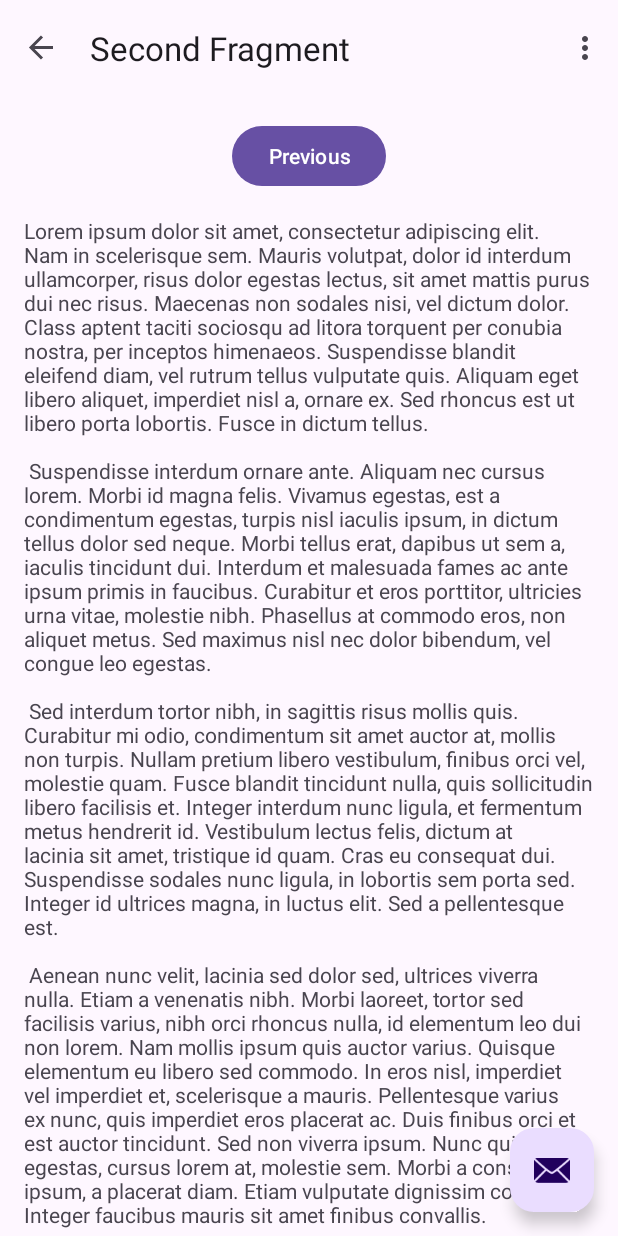
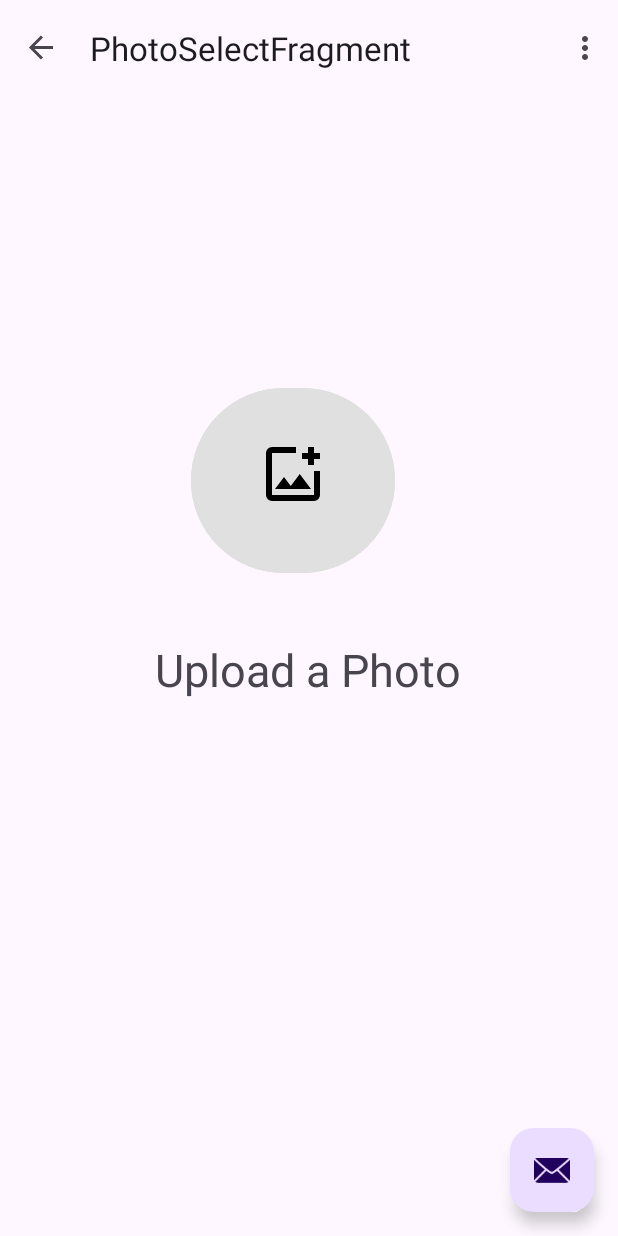
Before and after one commit to skathiresan3/Calorie-Tracker, an Android app: the screen it shows after launch (MainActivity), after a tap on "Analyze Your Meal", on a phone screen of 412 x 824 dp. Run offline under Robolectric (Android 15) with nearby library versions, the phone set to English and light mode, and no system bars; our stand-ins replace navigation-ui.

Commit message:
got the upload photo functionality working

```diff
--- a/app/src/main/java/com/example/calorietracker/HomeFragment.java
+++ b/app/src/main/java/com/example/calorietracker/HomeFragment.java
@@ -31,7 +31,7 @@ public class HomeFragment extends Fragment {
 
         binding.buttonFirst.setOnClickListener(v ->
                 NavHostFragment.findNavController(HomeFragment.this)
-                        .navigate(R.id.action_FirstFragment_to_SecondFragment)
+                        .navigate(R.id.action_FirstFragment_to_PhotoSelectFragment)
         );
     }
 
--- /dev/null
+++ b/app/src/main/java/com/example/calorietracker/PhotoSelectFragment.java
@@ -0,0 +1,95 @@
+package com.example.calorietracker;
+
+import android.os.Bundle;
+
+import androidx.fragment.app.Fragment;
+
+import android.view.LayoutInflater;
+import android.view.View;
+import android.view.ViewGroup;
+import android.app.Activity;
+import android.content.Intent;
+import android.net.Uri;
+import android.provider.MediaStore;
+import android.widget.Toast;
+
+import androidx.annotation.Nullable;
+
+import com.google.android.material.button.MaterialButton;
+
+/**
+ * A simple {@link Fragment} subclass.
+ * Use the {@link PhotoSelectFragment#newInstance} factory method to
+ * create an instance of this fragment.
+ */
+public class PhotoSelectFragment extends Fragment {
+
+    // TODO: Rename parameter arguments, choose names that match
+    // the fragment initialization parameters, e.g. ARG_ITEM_NUMBER
+    private static final String ARG_PARAM1 = "param1";
+    private static final String ARG_PARAM2 = "param2";
+
+
+    // TODO: Rename and change types of parameters
+    private String mParam1;
+    private String mParam2;
+    private static final int PICK_IMAGE_REQUEST = 1;
+    private Uri imageUri;
+
+
+    public PhotoSelectFragment() {
+        // Required empty public constructor
+    }
+
+    /**
+     * Use this factory method to create a new instance of
+     * this fragment using the provided parameters.
+     *
+     * @param param1 Parameter 1.
+     * @param param2 Parameter 2.
+     * @return A new instance of fragment PhotoSelectFragment.
+     */
+    // TODO: Rename and change types and number of parameters
+    public static PhotoSelectFragment newInstance(String param1, String param2) {
+        PhotoSelectFragment fragment = new PhotoSelectFragment();
+        Bundle args = new Bundle();
+        args.putString(ARG_PARAM1, param1);
+        args.putString(ARG_PARAM2, param2);
+        fragment.setArguments(args);
+        return fragment;
+    }
+
+    @Override
+    public void onCreate(Bundle savedInstanceState) {
+        super.onCreate(savedInstanceState);
+        if (getArguments() != null) {
+            mParam1 = getArguments().getString(ARG_PARAM1);
+            mParam2 = getArguments().getString(ARG_PARAM2);
+        }
+    }
+
+    @Override
+    public View onCreateView(LayoutInflater inflater, ViewGroup container,
+                             Bundle savedInstanceState) {
+        // Inflate the layout for this fragment
+        View view = inflater.inflate(R.layout.fragment_photo_select, container, false);
+
+        MaterialButton uploadPhotoButton = view.findViewById(R.id.uploadPhotoButton);
+        uploadPhotoButton.setOnClickListener(v -> openGallery());
+
+
+        return view;
+    }
+    private void openGallery() {
+        Intent intent = new Intent(Intent.ACTION_PICK, MediaStore.Images.Media.EXTERNAL_CONTENT_URI);
+        startActivityForResult(intent, PICK_IMAGE_REQUEST);
+    }
+    public void onActivityResult(int requestCode, int resultCode, @Nullable Intent data) {
+        super.onActivityResult(requestCode, resultCode, data);
+
+        if (requestCode == PICK_IMAGE_REQUEST && resultCode == Activity.RESULT_OK && data != null) {
+            imageUri = data.getData();
+            Toast.makeText(requireContext(), "Photo selected!", Toast.LENGTH_SHORT).show();
+        }
+    }
+}
--- /dev/null
+++ b/app/src/main/res/drawable/add_photo.xml
@@ -0,0 +1,5 @@
+<vector xmlns:android="http://schemas.android.com/apk/res/android" android:height="24dp" android:tint="#000000" android:viewportHeight="960" android:viewportWidth="960" android:width="24dp">
+
+    <path android:fillColor="@android:color/white" android:pathData="M480,480Q480,480 480,480Q480,480 480,480L480,480Q480,480 480,480Q480,480 480,480L480,480Q480,480 480,480Q480,480 480,480L480,480Q480,480 480,480Q480,480 480,480L480,480Q480,480 480,480Q480,480 480,480Q480,480 480,480Q480,480 480,480ZM200,840Q167,840 143.5,816.5Q120,793 120,760L120,200Q120,167 143.5,143.5Q167,120 200,120L520,120Q520,137 520,157Q520,177 520,200L200,200Q200,200 200,200Q200,200 200,200L200,760Q200,760 200,760Q200,760 200,760L760,760Q760,760 760,760Q760,760 760,760L760,440Q783,440 803,440Q823,440 840,440L840,760Q840,793 816.5,816.5Q793,840 760,840L200,840ZM240,680L720,680L570,480L450,640L360,520L240,680ZM680,360L680,280L600,280L600,200L680,200L680,120L760,120L760,200L840,200L840,280L760,280L760,360L680,360Z"/>
+
+</vector>
--- /dev/null
+++ b/app/src/main/res/drawable/baseline_camera_alt_24.xml
@@ -0,0 +1,7 @@
+<vector xmlns:android="http://schemas.android.com/apk/res/android" android:height="24dp" android:tint="#000000" android:viewportHeight="24" android:viewportWidth="24" android:width="24dp">
+
+    <path android:fillColor="@android:color/white" android:pathData="M12,12m-3.2,0a3.2,3.2 0,1 1,6.4 0a3.2,3.2 0,1 1,-6.4 0"/>
+
+    <path android:fillColor="@android:color/white" android:pathData="M9,2L7.17,4L4,4c-1.1,0 -2,0.9 -2,2v12c0,1.1 0.9,2 2,2h16c1.1,0 2,-0.9 2,-2L22,6c0,-1.1 -0.9,-2 -2,-2h-3.17L15,2L9,2zM12,17c-2.76,0 -5,-2.24 -5,-5s2.24,-5 5,-5 5,2.24 5,5 -2.24,5 -5,5z"/>
+
+</vector>
--- /dev/null
+++ b/app/src/main/res/layout/fragment_photo_select.xml
@@ -0,0 +1,43 @@
+<?xml version="1.0" encoding="utf-8"?>
+<androidx.constraintlayout.widget.ConstraintLayout
+    xmlns:android="http://schemas.android.com/apk/res/android"
+    xmlns:app="http://schemas.android.com/apk/res-auto"
+    xmlns:tools="http://schemas.android.com/tools"
+    android:layout_width="match_parent"
+    android:layout_height="match_parent"
+    tools:context=".PhotoSelectFragment">
+
+    <com.google.android.material.button.MaterialButton
+        android:id="@+id/uploadPhotoButton"
+        android:layout_width="136dp"
+        android:layout_height="131dp"
+        android:backgroundTint="#E0E0E0"
+        android:clickable="true"
+        android:elevation="4dp"
+        android:focusable="true"
+        app:cornerRadius="65dp"
+        app:icon="@drawable/add_photo"
+        app:iconGravity="textTop"
+        app:iconSize="48dp"
+        app:iconTint="@android:color/black"
+        app:layout_constraintBottom_toBottomOf="parent"
+        app:layout_constraintEnd_toEndOf="parent"
+        app:layout_constraintHorizontal_bias="0.461"
+        app:layout_constraintStart_toStartOf="parent"
+        app:layout_constraintTop_toTopOf="parent"
+        app:layout_constraintVertical_bias="0.303"
+        app:rippleColor="@color/teal_200" />
+
+    <TextView
+        android:id="@+id/textView3"
+        android:layout_width="wrap_content"
+        android:layout_height="wrap_content"
+        android:layout_marginTop="40dp"
+        android:text="Upload a Photo"
+        android:textSize="30dp"
+        app:layout_constraintEnd_toEndOf="parent"
+        app:layout_constraintHorizontal_bias="0.498"
+        app:layout_constraintStart_toStartOf="parent"
+        app:layout_constraintTop_toBottomOf="@+id/uploadPhotoButton" />
+
+</androidx.constraintlayout.widget.ConstraintLayout>
--- a/app/src/main/res/navigation/nav_graph.xml
+++ b/app/src/main/res/navigation/nav_graph.xml
@@ -14,6 +14,9 @@
         <action
             android:id="@+id/action_FirstFragment_to_SecondFragment"
             app:destination="@id/SecondFragment" />
+        <action
+            android:id="@+id/action_FirstFragment_to_PhotoSelectFragment"
+            app:destination="@id/PhotoSelectFragment" />
     </fragment>
     <fragment
         android:id="@+id/SecondFragment"
@@ -25,4 +28,9 @@
             android:id="@+id/action_SecondFragment_to_FirstFragment"
             app:destination="@id/FirstFragment" />
     </fragment>
+    <fragment
+        android:id="@+id/PhotoSelectFragment"
+        android:name="com.example.calorietracker.PhotoSelectFragment"
+        android:label="PhotoSelectFragment"
+        tools:layout="@layout/fragment_photo_select" />
 </navigation>
--- a/app/src/main/res/values/colors.xml
+++ b/app/src/main/res/values/colors.xml
@@ -2,4 +2,6 @@
 <resources>
     <color name="black">#FF000000</color>
     <color name="white">#FFFFFFFF</color>
+    <color name="teal_200">#4DB6AC</color>
+
 </resources>
--- a/app/src/main/res/values/strings.xml
+++ b/app/src/main/res/values/strings.xml
@@ -45,4 +45,6 @@
         libero vel nunc consequat, quis tincidunt nisl eleifend. Cras bibendum enim a justo luctus
         vestibulum. Fusce dictum libero quis erat maximus, vitae volutpat diam dignissim.
     </string>
+    <!-- TODO: Remove or change this placeholder text -->
+    <string name="hello_blank_fragment">Hello blank fragment</string>
 </resources>
```
